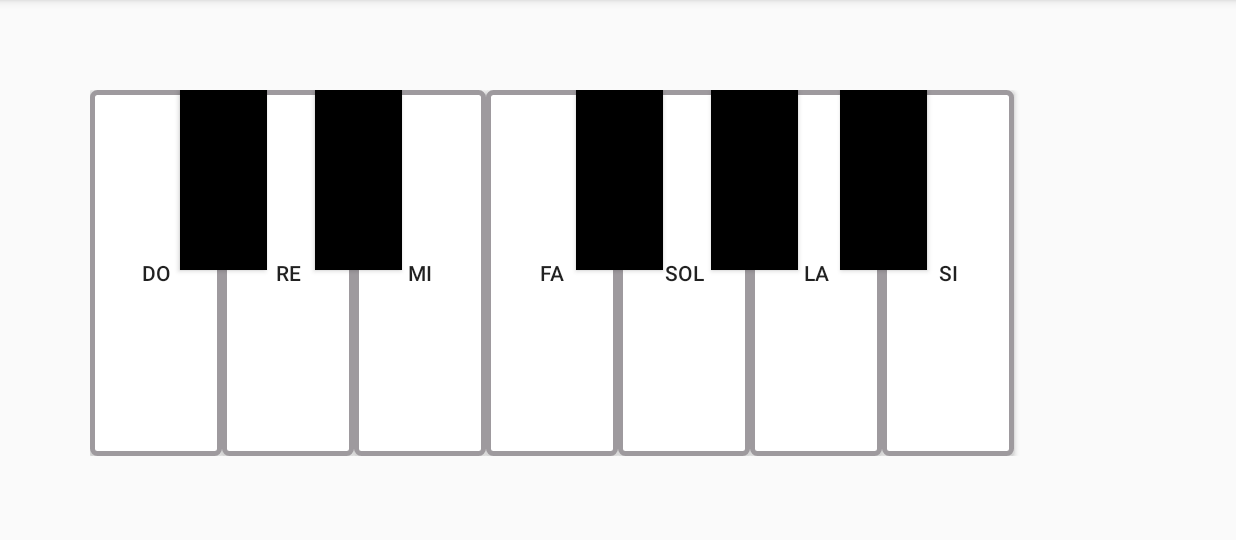
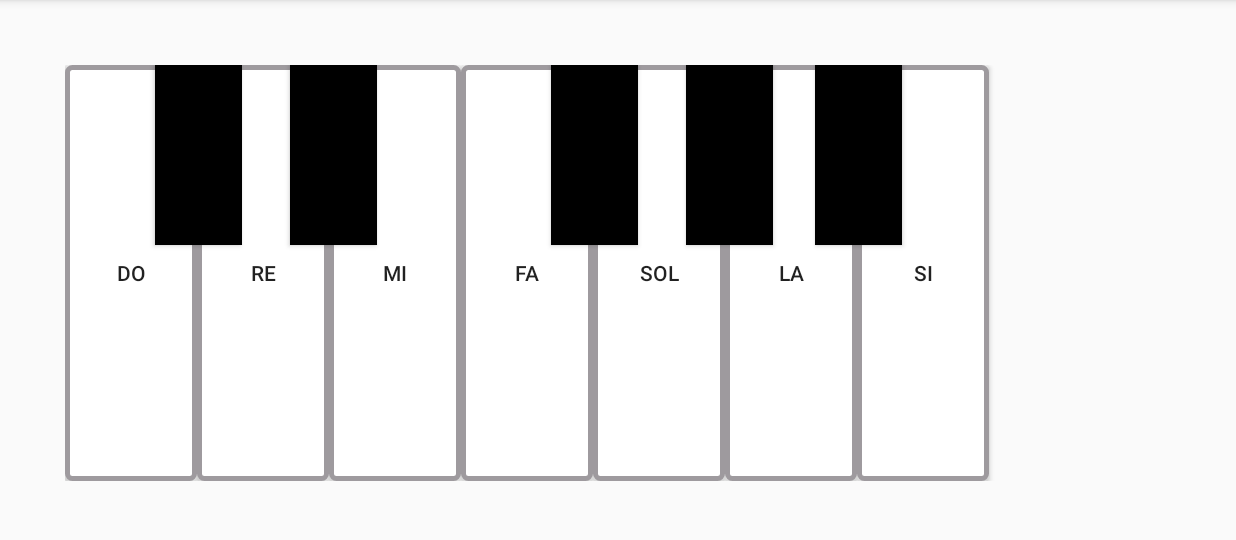
Before and after one commit to fran11sv/PianoGrupo10, an Android app: the screen it shows after launch (piano), on a phone screen of 824 x 412 dp (held sideways), the part 72-612 px from its top. Run offline under Robolectric (Android 15) with nearby library versions, the phone set to English and light mode, and no system bars.

```diff
--- a/app/src/main/res/layout/activity_piano.xml
+++ b/app/src/main/res/layout/activity_piano.xml
@@ -18,10 +18,10 @@
         android:layout_alignParentEnd="true"
         android:layout_alignParentBottom="true"
         android:layout_gravity="center"
-        android:layout_marginStart="20dp"
-        android:layout_marginTop="20dp"
-        android:layout_marginEnd="20dp"
-        android:layout_marginBottom="20dp">
+        android:layout_marginStart="3dp"
+        android:layout_marginTop="3dp"
+        android:layout_marginEnd="3dp"
+        android:layout_marginBottom="3dp">
 
 
         <Button
@@ -113,10 +113,10 @@
         android:layout_alignParentTop="true"
         android:layout_alignParentEnd="true"
         android:layout_alignParentBottom="true"
-        android:layout_marginStart="20dp"
-        android:layout_marginTop="20dp"
-        android:layout_marginEnd="20dp"
-        android:layout_marginBottom="20dp">
+        android:layout_marginStart="3dp"
+        android:layout_marginTop="3dp"
+        android:layout_marginEnd="3dp"
+        android:layout_marginBottom="3dp">
 
         <Button
             android:id="@+id/btnDoSos"
```
